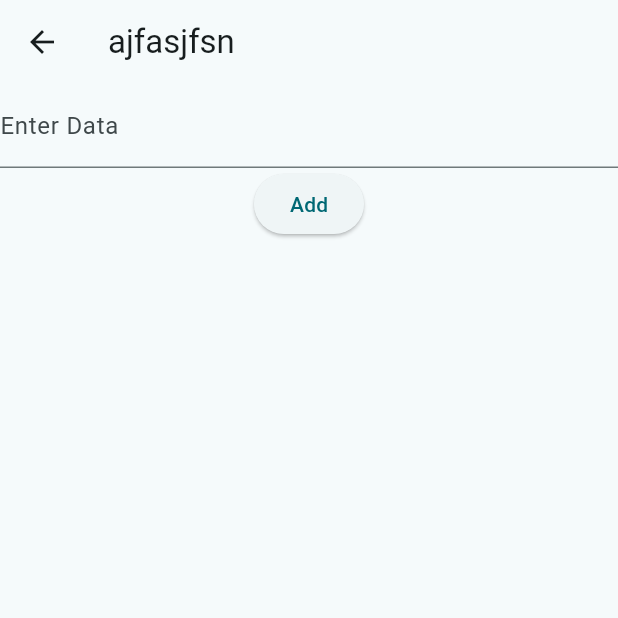
After one commit to namraravani/leger_manager, a Flutter app: the ReceviedPage screen opened directly, on a phone screen of 412 x 824 dp, the top half of it. The commit adds this screen. Run offline on Flutter 3.47's test engine with Material 3 defaults, Android fonts, the phone set to English and light mode, and no system bars; our stand-ins replace cloud_firestore, contacts_service, firebase_core, get, lottie and 2 more; missing offline and left inert: dart:ffi; accounts and stored records are empty; network calls fail; project files that could hold a hidden picture were left out.

Commit message:
Completed_the_Recevied&Given_Functionality

```diff
--- /dev/null
+++ b/lib/Classes/Transcation.dart
@@ -0,0 +1,6 @@
+class Transcation {
+  final String data;
+  final int variable;
+
+  Transcation({required this.data, required this.variable});
+}
--- /dev/null
+++ b/lib/Controller/transcation_controller.dart
@@ -0,0 +1,16 @@
+import 'package:cloud_firestore/cloud_firestore.dart';
+import 'package:flutter/material.dart';
+import 'package:get/get.dart';
+import 'package:leger_manager/Classes/Transcation.dart';
+
+class TranscationController extends GetxController {
+  RxList<Transcation> transcationlist = <Transcation>[].obs;
+  TextEditingController data = TextEditingController();
+  TextEditingController variable = TextEditingController();
+
+  void displaylist() {
+    for (int i = 0; i < transcationlist.length; i++) {
+      print(transcationlist[i].data);
+    }
+  }
+}
--- a/lib/main.dart
+++ b/lib/main.dart
@@ -6,6 +6,7 @@ import 'package:leger_manager/firebase_options.dart';
 import 'package:leger_manager/view/login_page.dart';
 import 'package:leger_manager/view/master_page/master_page.dart';
 import 'package:leger_manager/view/master_page/master_page_pages/customer_page.dart';
+import 'package:leger_manager/view/master_page/master_page_pages/test_page.dart';
 
 void main() {
   runApp(MyApp());
--- /dev/null
+++ b/lib/view/master_page/master_page_pages/GivenPage.dart
@@ -0,0 +1,39 @@
+import 'package:flutter/material.dart';
+import 'package:get/get.dart';
+import 'package:leger_manager/Classes/Transcation.dart';
+import 'package:leger_manager/Controller/transcation_controller.dart';
+
+class GivenPage extends StatelessWidget {
+  TranscationController transcationcontroller =
+      Get.find<TranscationController>();
+
+  @override
+  Widget build(BuildContext context) {
+    return Scaffold(
+      appBar: AppBar(
+        title: Text("Given Page"),
+      ),
+      body: Column(
+        children: [
+          TextField(
+            controller: transcationcontroller.data,
+            decoration: InputDecoration(labelText: "Enter Data"),
+          ),
+          ElevatedButton(
+            onPressed: () {
+              if (transcationcontroller.data.text.isNotEmpty) {
+                transcationcontroller.transcationlist.add(Transcation(
+                    data: transcationcontroller.data.text, variable: 1));
+
+                transcationcontroller.data.clear();
+                transcationcontroller.displaylist();
+              }
+            },
+            child: Text("Add"),
+          ),
+          SizedBox(height: 20),
+        ],
+      ),
+    );
+  }
+}
--- /dev/null
+++ b/lib/view/master_page/master_page_pages/ReceviedPage.dart
@@ -0,0 +1,49 @@
+import 'package:flutter/material.dart';
+import 'package:get/get.dart';
+import 'package:leger_manager/Classes/Transcation.dart';
+import 'package:leger_manager/Controller/transcation_controller.dart';
+
+class ReceviedPage extends StatefulWidget {
+  const ReceviedPage({Key? key}) : super(key: key);
+
+  @override
+  _ReceviedPageState createState() => _ReceviedPageState();
+}
+
+class _ReceviedPageState extends State<ReceviedPage> {
+  TranscationController transcationcontroller =
+      Get.find<TranscationController>();
+
+  @override
+  Widget build(BuildContext context) {
+    return Scaffold(
+      appBar: AppBar(
+        title: Text("ajfasjfsn"),
+      ),
+      body: Column(
+        children: [
+          TextField(
+            controller: transcationcontroller.data,
+            decoration: InputDecoration(labelText: "Enter Data"),
+          ),
+          ElevatedButton(
+            onPressed: () {
+              if (transcationcontroller.data.text.isNotEmpty) {
+                transcationcontroller.transcationlist.add(Transcation(
+                    data: transcationcontroller.data.text, variable: 0));
+
+                transcationcontroller.data.clear();
+                transcationcontroller.displaylist();
+
+                setState(() {});
+              }
+            },
+            child: Text("Add"),
+          ),
+          SizedBox(height: 20),
+          // Display the list
+        ],
+      ),
+    );
+  }
+}
--- a/pubspec.yaml
+++ b/pubspec.yaml
@@ -43,7 +43,7 @@ dependencies:
   lottie: ^2.7.0
   permission_handler: ^11.2.0
   contacts_service: ^0.6.3
-
+  intl: ^0.17.0
 
 dev_dependencies:
   flutter_test:
```
Also changed, not shown: lib/view/master_page/master_page_pages/test_page.dart (added, +27 -0 lines), lib/view/master_page/master_page_pages/transaction_page.dart (+63 -24 lines), pubspec.lock.
